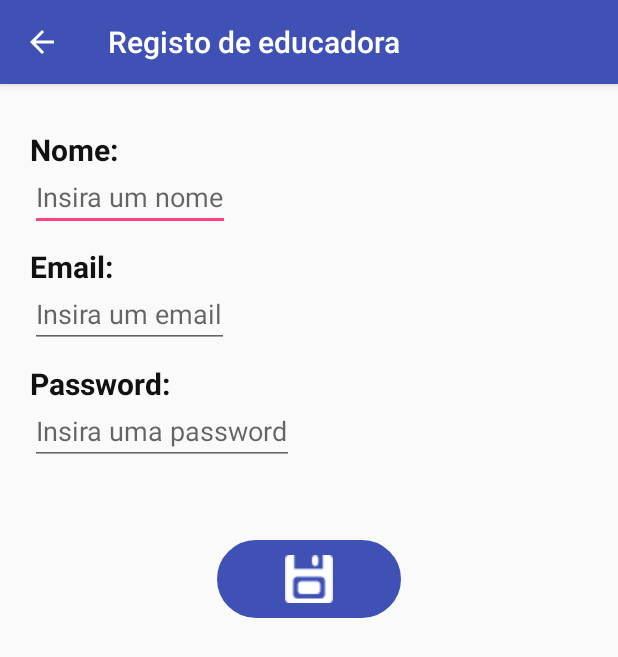
After one commit to Pemy9/TitchersPET, an Android app: the RegistoEducadoraActivity screen opened directly, with no data from a screen before it, on a phone screen of 412 x 824 dp. The commit adds this screen. Shown: the top 657 px of the screen. Run offline under Robolectric (Android 15) with nearby library versions, the phone set to English and light mode, and no system bars; Roboto replaces fonts that are not available here.

Commit message:
Página de administrador: Done! Página Registo de educadora: Done!

```diff
--- /dev/null
+++ b/app/src/main/java/pmd/di/ubi/pt/titcherspet/RegistoEducadoraActivity.java
@@ -0,0 +1,28 @@
+package pmd.di.ubi.pt.titcherspet;
+
+
+import android.os.Bundle;
+import android.support.v7.app.AppCompatActivity;
+import android.view.View;
+import android.widget.ImageButton;
+import android.widget.Toast;
+
+public class RegistoEducadoraActivity extends AppCompatActivity{
+
+    ImageButton saveButton;
+
+    @Override
+    protected void onCreate(Bundle savedInstanceState) {
+        super.onCreate(savedInstanceState);
+        setContentView(R.layout.registo_educadoras);
+
+        saveButton = (ImageButton) findViewById(R.id.register);
+
+        getSupportActionBar().setDisplayHomeAsUpEnabled(true);
+    }
+
+    public void onSave(View v){
+        Toast toast = Toast.makeText(this, "Educadora registada com sucesso!", Toast.LENGTH_SHORT);
+        toast.show();
+    }
+}
--- a/app/src/main/res/layout/Login.xml
+++ b/app/src/main/res/layout/Login.xml
@@ -29,7 +29,9 @@
         android:hint="@string/password"
         android:layout_centerHorizontal="true"
         android:layout_below="@+id/username"
+        android:inputType="textPassword"
         />
+
     <ImageButton
         android:id="@+id/loginButton"
         android:layout_width="wrap_content"
@@ -37,6 +39,7 @@
         android:layout_below="@+id/password"
         android:layout_centerHorizontal="true"
         android:src="@drawable/login"
+        android:onClick="onLogin"
         android:background="@drawable/button_style"
         android:paddingLeft="45dp"
         android:paddingRight="45dp"
--- /dev/null
+++ b/app/src/main/res/layout/registo_educadoras.xml
@@ -0,0 +1,85 @@
+<?xml version="1.0" encoding="utf-8"?>
+<RelativeLayout xmlns:android="http://schemas.android.com/apk/res/android"
+    android:layout_width="match_parent"
+    android:layout_height="match_parent"
+    android:padding="20dp">
+
+    <TextView
+        android:id="@+id/name"
+        android:layout_width="wrap_content"
+        android:layout_height="wrap_content"
+        android:text="@string/name"
+        android:textSize="20sp"
+        android:textStyle="bold"
+        android:textColor="@color/colorText"
+        android:paddingTop="10dp"
+        />
+    <EditText
+        android:id="@+id/set_name"
+        android:layout_width="wrap_content"
+        android:layout_height="wrap_content"
+        android:hint="@string/set_name"
+        android:layout_below="@+id/name"
+        android:paddingTop="5dp"
+        />
+
+    <TextView
+        android:id="@+id/email"
+        android:layout_width="wrap_content"
+        android:layout_height="wrap_content"
+        android:text="@string/email"
+        android:textSize="20sp"
+        android:textStyle="bold"
+        android:textColor="@color/colorText"
+        android:paddingTop="10dp"
+        android:layout_below="@+id/set_name"
+        />
+
+    <EditText
+        android:id="@+id/set_email"
+        android:layout_width="wrap_content"
+        android:layout_height="wrap_content"
+        android:hint="@string/set_email"
+        android:layout_below="@+id/email"
+        android:paddingTop="5dp"
+        android:inputType="textEmailAddress"
+        />
+
+    <TextView
+        android:id="@+id/password"
+        android:layout_width="wrap_content"
+        android:layout_height="wrap_content"
+        android:text="@string/password2"
+        android:textSize="20sp"
+        android:textStyle="bold"
+        android:textColor="@color/colorText"
+        android:paddingTop="10dp"
+        android:layout_below="@+id/set_email"
+        />
+    <EditText
+        android:id="@+id/set_password"
+        android:layout_width="wrap_content"
+        android:layout_height="wrap_content"
+        android:hint="@string/set_password"
+        android:layout_below="@+id/password"
+        android:paddingTop="5dp"
+        android:inputType="textVisiblePassword"
+        />
+
+    <ImageButton
+        android:id="@+id/register"
+        android:layout_width="wrap_content"
+        android:layout_height="wrap_content"
+        android:layout_centerHorizontal="true"
+        android:layout_below="@+id/set_password"
+        android:src="@drawable/save"
+        android:background="@drawable/button_style"
+        android:paddingLeft="45dp"
+        android:paddingRight="45dp"
+        android:paddingTop="10dp"
+        android:paddingBottom="10dp"
+        android:layout_marginTop="50dp"
+        android:onClick="onSave"
+        />
+
+</RelativeLayout>
--- a/app/src/main/res/values/colors.xml
+++ b/app/src/main/res/values/colors.xml
@@ -3,4 +3,5 @@
     <color name="colorPrimary">#3F51B5</color>
     <color name="colorPrimaryDark">#303F9F</color>
     <color name="colorAccent">#FF4081</color>
+    <color name="colorText">#111111</color>
 </resources>
--- a/app/src/main/res/values/strings.xml
+++ b/app/src/main/res/values/strings.xml
@@ -2,4 +2,12 @@
     <string name="app_name">TitchersPET</string>
     <string name="username">Username</string>
     <string name="password">Password</string>
+    <string name="admin">Administrador</string>
+    <string name="register">Registo de educadora</string>
+    <string name="set_name">Insira um nome</string>
+    <string name="set_email">Insira um email</string>
+    <string name="set_password">Insira uma password</string>
+    <string name="name">Nome:</string>
+    <string name="email">Email:</string>
+    <string name="password2">Password:</string>
 </resources>
```
Also changed, not shown: app/src/main/AndroidManifest.xml (+7 -0 lines), app/src/main/java/pmd/di/ubi/pt/titcherspet/AdminActivity.java (added, +30 -0 lines), app/src/main/java/pmd/di/ubi/pt/titcherspet/MainActivity.java (+9 -2 lines), app/src/main/res/layout/AdminPage.xml (deleted, +0 -43 lines), app/src/main/res/layout/admin_page.xml (added, +81 -0 lines), app/src/main/res/drawable/add.png, app/src/main/res/drawable/edit.png (added), app/src/main/res/drawable/gestor.png, app/src/main/res/drawable/logout.png (added), app/src/main/res/drawable/save.png (added).
